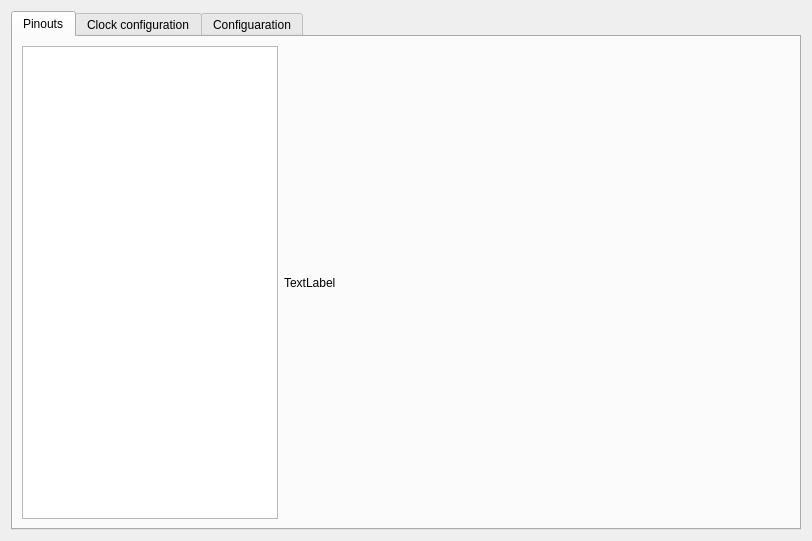
Qt form mcuconfiguration.ui (Anton9kin/Milandr_v3) before a commit.
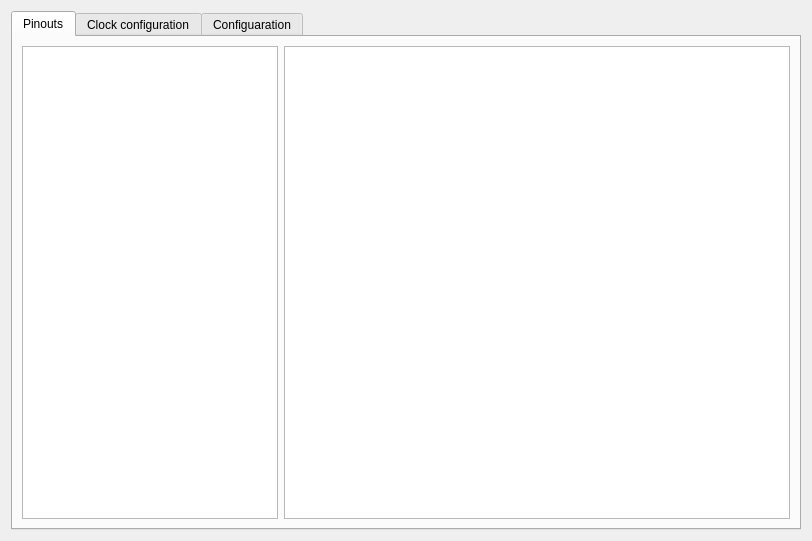
The same form after that commit. Custom widgets are drawn as their Qt base class.

Commit message: Package view is added

```diff
--- a/mcuconfiguration.ui
+++ b/mcuconfiguration.ui
@@ -47,11 +47,7 @@
         </widget>
        </item>
        <item>
-        <widget class="QLabel" name="label">
-         <property name="text">
-          <string>TextLabel</string>
-         </property>
-        </widget>
+        <widget class="PackageView" name="graphicsView"/>
        </item>
       </layout>
      </widget>
@@ -69,6 +65,13 @@
    </item>
   </layout>
  </widget>
+ <customwidgets>
+  <customwidget>
+   <class>PackageView</class>
+   <extends>QGraphicsView</extends>
+   <header>packageview.h</header>
+  </customwidget>
+ </customwidgets>
  <resources/>
  <connections/>
 </ui>
```
The commit also changes 23 other files.
